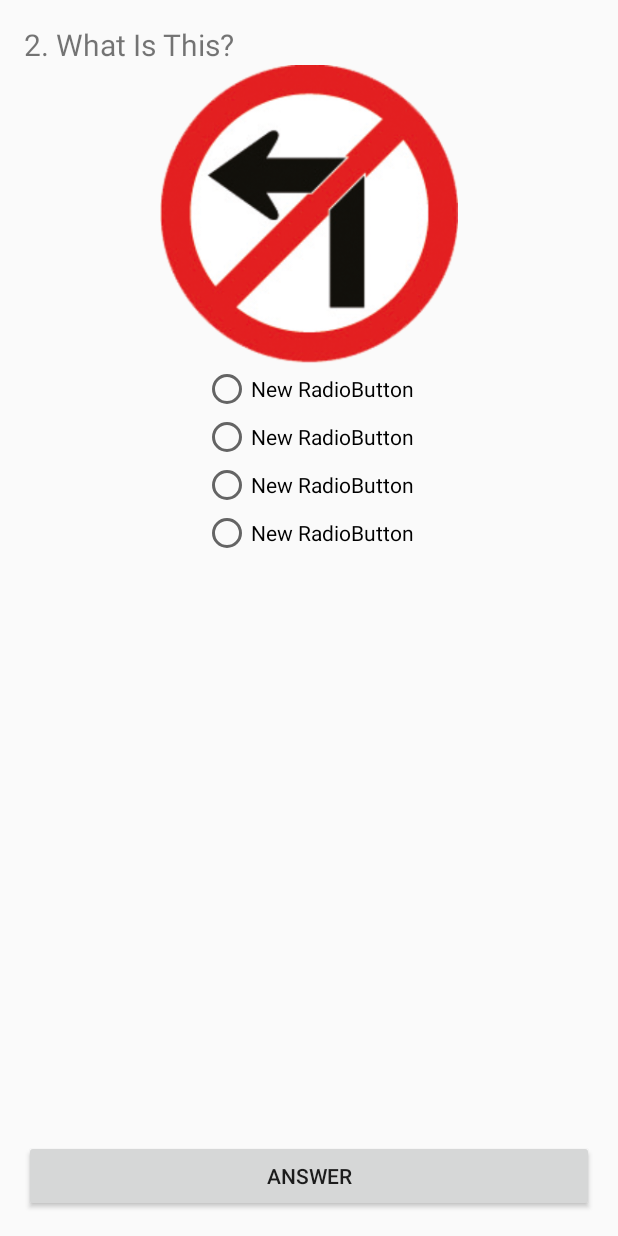
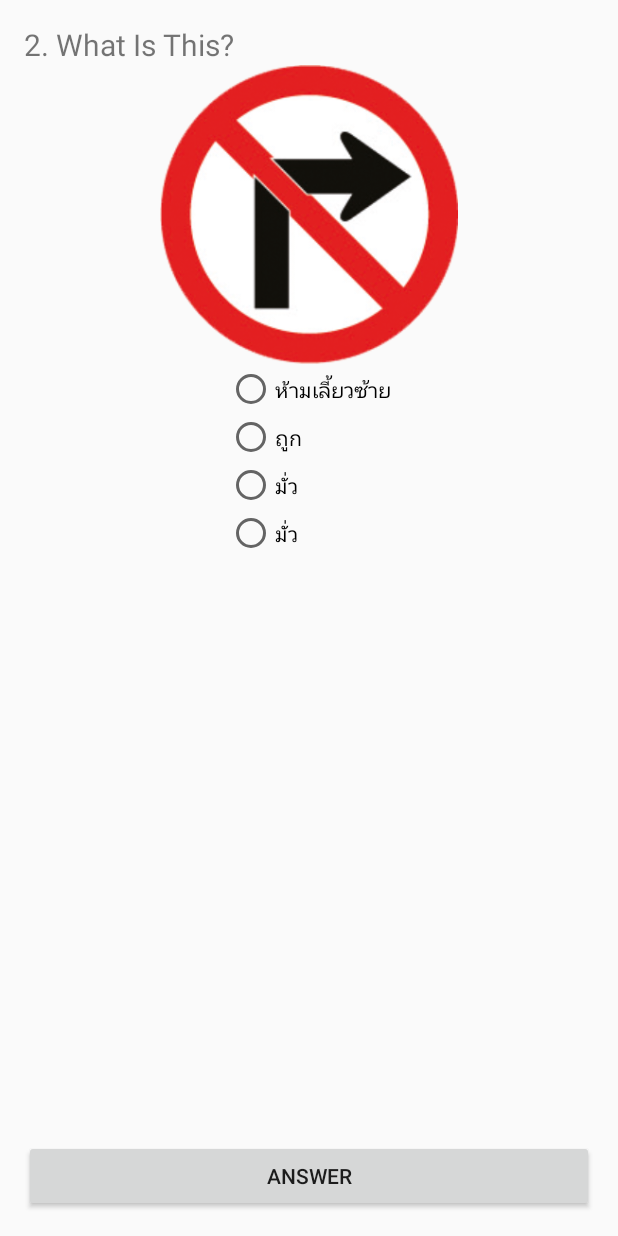
Before and after one commit to nopachaipala/BU_traffic, an Android app: the ExerciseActivity screen opened directly, with no data from a screen before it, after a tap on "ANSWER", on a phone screen of 412 x 824 dp. Run offline under Robolectric (Android 15) with nearby library versions, the phone set to English and light mode, and no system bars.

Commit message:
Qusetion Answer

```diff
--- a/app/src/main/java/bu/nopachai/butraffic/ExerciseActivity.java
+++ b/app/src/main/java/bu/nopachai/butraffic/ExerciseActivity.java
@@ -25,7 +25,19 @@ public class ExerciseActivity extends AppCompatActivity {
         setContentView(R.layout.activity_exercise);
 
         bindWidget();
+
+        setUpChoice();
+
     }   // Main Method
+
+    private void setUpChoice() {
+        String[] strMyChoice = getResources().getStringArray(R.array.times1);
+        choice1RadioButton.setText(strMyChoice[0]);
+        choice2RadioButton.setText(strMyChoice[1]);
+        choice3RadioButton.setText(strMyChoice[2]);
+        choice4RadioButton.setText(strMyChoice[3]);
+
+    }
 
     public void clickAnswer(View view) {
 
@@ -36,11 +48,31 @@ public class ExerciseActivity extends AppCompatActivity {
         strQuestion[3] = "4. What Is This?";
         strQuestion[4] = "5. What Is This?";
 
+        int[] intImage = new int[5];
+        intImage[0] = R.drawable.traffic_01;
+        intImage[1] = R.drawable.traffic_02;
+        intImage[2] = R.drawable.traffic_03;
+        intImage[3] = R.drawable.traffic_04;
+        intImage[4] = R.drawable.traffic_05;
+
+        int[] intChoice = new int[5];
+        intChoice[0] = R.array.times1;
+        intChoice[1] = R.array.times2;
+        intChoice[2] = R.array.times3;
+        intChoice[3] = R.array.times4;
+        intChoice[4] = R.array.times5;
+
         timesAnInt += 1;
 
         if (timesAnInt < 5) {
 
             questionTextView.setText(strQuestion[timesAnInt]);
+            trafficImageView.setImageResource(intImage[timesAnInt]);
+            String[] strMyChoice = getResources().getStringArray(intChoice[timesAnInt]);
+            choice1RadioButton.setText(strMyChoice[0]);
+            choice2RadioButton.setText(strMyChoice[1]);
+            choice3RadioButton.setText(strMyChoice[2]);
+            choice4RadioButton.setText(strMyChoice[3]);
 
         } else {
 
--- /dev/null
+++ b/app/src/main/res/values/choice.xml
@@ -0,0 +1,49 @@
+<?xml version="1.0" encoding="utf-8"?>
+<resources>
+
+    <string-array name="times1">
+
+        <item>ห้ามเลี้ยวซ้าย</item>
+        <item>มั่ว</item>
+        <item>มั่ว</item>
+        <item>มั่ว</item>
+
+    </string-array>
+
+    <string-array name="times2">
+
+        <item>ห้ามเลี้ยวซ้าย</item>
+        <item>ถูก</item>
+        <item>มั่ว</item>
+        <item>มั่ว</item>
+
+    </string-array>
+
+    <string-array name="times3">
+
+        <item>ห้ามเลี้ยวซ้าย</item>
+        <item>มั่ว</item>
+        <item>ถูก</item>
+        <item>มั่ว</item>
+
+    </string-array>
+
+    <string-array name="times4">
+
+        <item>ห้ามเลี้ยวซ้าย</item>
+        <item>มั่ว</item>
+        <item>มั่ว</item>
+        <item>ถูก</item>
+
+    </string-array>
+
+    <string-array name="times5">
+
+        <item>ห้ามเลี้ยวซ้าย</item>
+        <item>มั่ว</item>
+        <item>มั่ว</item>
+        <item>ถูก</item>
+
+    </string-array>
+
+</resources>
```
